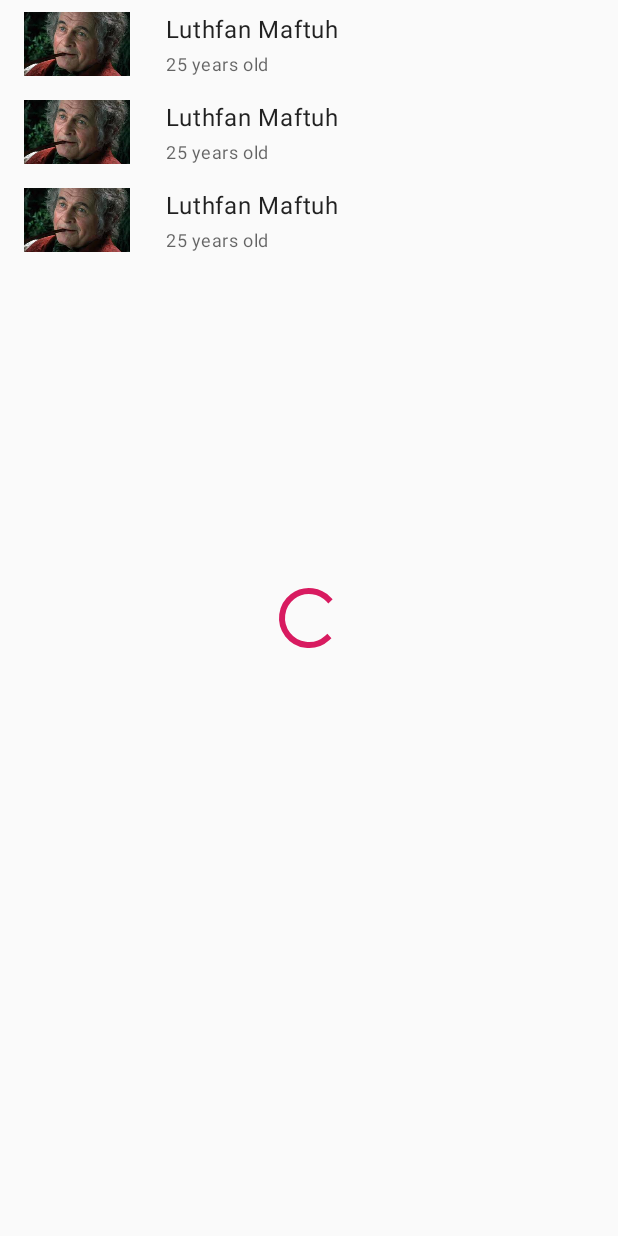
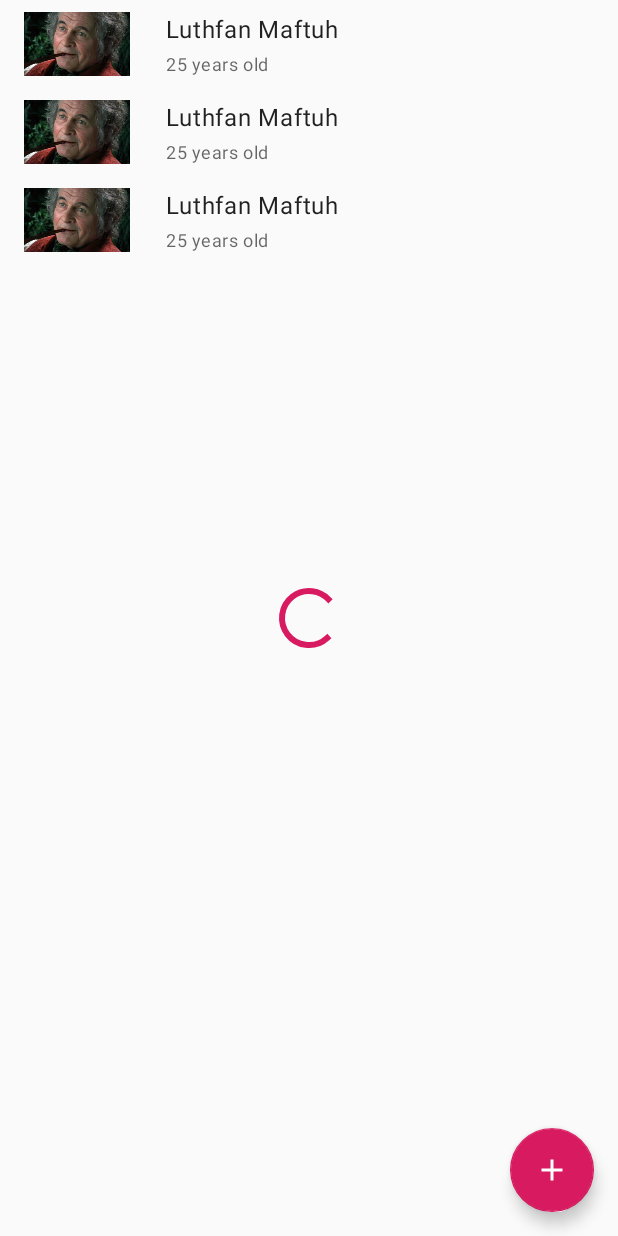
Before and after one commit to luteh/ContactApps, an Android app: the layout list_contacts_activity.xml on its own in the app's theme, with its tools: preview values and no code run, on a phone screen of 412 x 824 dp. Run offline under Robolectric (Android 15) with nearby library versions, the phone set to English and light mode, and no system bars.

Commit message:
Change list contacts layout style

```diff
--- /dev/null
+++ b/app/src/main/res/drawable/ic_add.xml
@@ -0,0 +1,5 @@
+<vector android:height="24dp" android:tint="#FFFFFF"
+    android:viewportHeight="24.0" android:viewportWidth="24.0"
+    android:width="24dp" xmlns:android="http://schemas.android.com/apk/res/android">
+    <path android:fillColor="#FF000000" android:pathData="M19,13h-6v6h-2v-6H5v-2h6V5h2v6h6v2z"/>
+</vector>
--- a/app/src/main/res/layout/list_contacts_activity.xml
+++ b/app/src/main/res/layout/list_contacts_activity.xml
@@ -1,31 +1,46 @@
 <?xml version="1.0" encoding="utf-8"?>
-<androidx.constraintlayout.widget.ConstraintLayout xmlns:android="http://schemas.android.com/apk/res/android"
+<androidx.coordinatorlayout.widget.CoordinatorLayout xmlns:android="http://schemas.android.com/apk/res/android"
     xmlns:app="http://schemas.android.com/apk/res-auto"
     xmlns:tools="http://schemas.android.com/tools"
     android:layout_width="match_parent"
     android:layout_height="match_parent"
     tools:context=".ListContactsActivity">
 
+    <RelativeLayout
+        android:layout_width="match_parent"
+        android:layout_height="match_parent">
+
         <androidx.recyclerview.widget.RecyclerView
             android:id="@+id/rv_list_contacts"
-        android:layout_width="0dp"
-        android:layout_height="0dp"
+            android:layout_width="match_parent"
+            android:layout_height="match_parent"
             android:scrollbars="vertical"
             android:scrollingCache="true"
             app:layoutManager="androidx.recyclerview.widget.LinearLayoutManager"
-        app:layout_constraintBottom_toBottomOf="parent"
-        app:layout_constraintLeft_toLeftOf="parent"
-        app:layout_constraintRight_toRightOf="parent"
-        app:layout_constraintTop_toTopOf="parent"
             tools:listitem="@layout/list_contacts_item" />
 
         <ProgressBar
             android:id="@+id/pb_list_contacts"
-        android:layout_width="0dp"
+            android:layout_width="wrap_content"
             android:layout_height="wrap_content"
-        app:layout_constraintBottom_toBottomOf="parent"
-        app:layout_constraintLeft_toLeftOf="parent"
-        app:layout_constraintRight_toRightOf="parent"
-        app:layout_constraintTop_toTopOf="parent" />
+            android:layout_centerInParent="true"
+            android:visibility="invisible"
+            tools:visibility="visible" />
+    </RelativeLayout>
 
-</androidx.constraintlayout.widget.ConstraintLayout>
+    <!--bottom sheet container-->
+    <FrameLayout
+        android:id="@+id/layout_list_contacts_bottom_sheet"
+        android:layout_width="match_parent"
+        android:layout_height="wrap_content"
+        app:layout_behavior="@string/bottom_sheet_behavior" />
+
+    <com.google.android.material.floatingactionbutton.FloatingActionButton
+        android:id="@+id/fab_list_contacts_add"
+        android:layout_width="wrap_content"
+        android:layout_height="wrap_content"
+        android:layout_gravity="end|bottom"
+        android:layout_margin="@dimen/margin_large__"
+        android:src="@drawable/ic_add" />
+
+</androidx.coordinatorlayout.widget.CoordinatorLayout>
```
Lines whose indentation alone changed are shown as unchanged.
